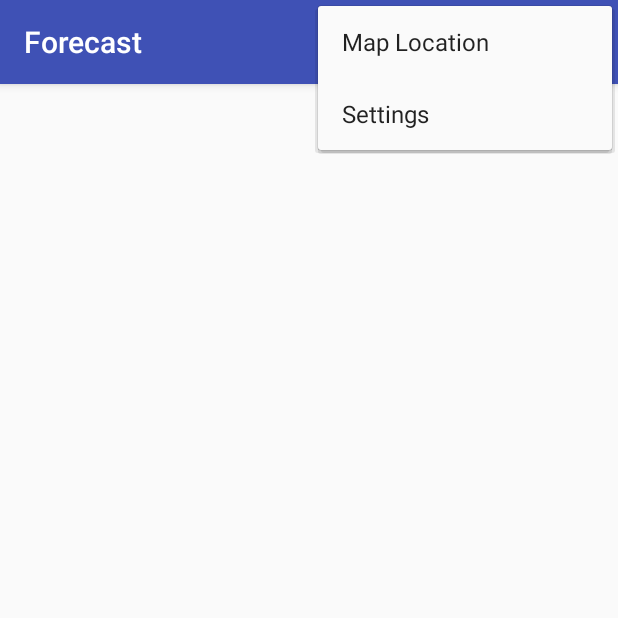
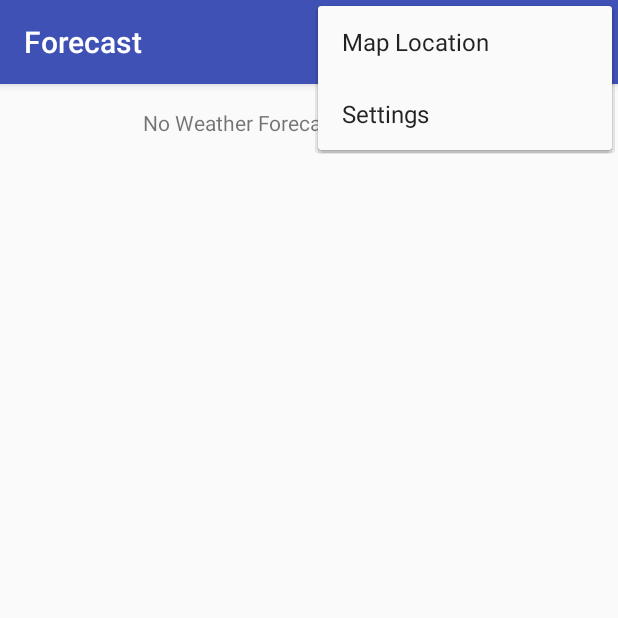
Before and after one commit to gitgik/Forecast, an Android app: the MainActivity screen opened directly, with no data from a screen before it, with the options menu open, on a phone screen of 412 x 824 dp, the top half of it. Run offline under Robolectric (Android 15) with nearby library versions, the phone set to English and light mode, and no system bars.

```diff
--- a/app/src/main/AndroidManifest.xml
+++ b/app/src/main/AndroidManifest.xml
@@ -9,6 +9,7 @@
     <uses-permission android:name="android.permission.READ_SYNC_SETTINGS"/>
     <uses-permission android:name="android.permission.WRITE_SYNC_SETTINGS"/>
     <uses-permission android:name="android.permission.AUTHENTICATE_ACCOUNTS"/>
+    <uses-permission android:name="android.permission.ACCESS_NETWORK_STATE" />
 
     <application
         android:allowBackup="true"
--- a/app/src/main/java/com/example/android/forecast/ForecastFragment.java
+++ b/app/src/main/java/com/example/android/forecast/ForecastFragment.java
@@ -152,6 +152,10 @@ public class ForecastFragment extends Fragment  implements LoaderManager.LoaderC
         // Get a reference to list view and attach the adapter to it.
         listView = (ListView) rootView.findViewById(R.id.listview_forecast);
 
+        View emptyView = rootView.findViewById(R.id.listview_forecast_empty);
+        listView.setEmptyView(emptyView);
+        listView.setAdapter(forecastAdapter);
+
 
         // Create our custom adapter.
         // Unlike simple cursor adapter: No need to define db columns it should be mapping
--- a/app/src/main/res/layout/fragment_main.xml
+++ b/app/src/main/res/layout/fragment_main.xml
@@ -12,4 +12,17 @@
         style="@style/ForecastListStyle">
     </ListView>
 
+    <!-- Empty list -->
+    <TextView
+        android:id="@+id/listview_forecast_empty"
+        android:layout_width="match_parent"
+        android:layout_height="match_parent"
+        android:gravity="center_horizontal"
+        android:paddingLeft="@dimen/activity_horizontal_margin"
+        android:paddingRight="@dimen/activity_horizontal_margin"
+        android:paddingTop="@dimen/activity_vertical_margin"
+        android:paddingBottom="@dimen/activity_vertical_margin"
+        android:text="@string/empty_forecast"
+        />
+
 </FrameLayout>
--- a/app/src/main/res/values/strings.xml
+++ b/app/src/main/res/values/strings.xml
@@ -5,6 +5,12 @@
     <string name="action_settings">Settings</string>
     <string name="title_activity_detail">Details</string>
     <string name="title_activity_settings">Settings</string>
+
+    <!-- Label for empty string -->
+    <string name="empty_forecast">No Weather Forecast Info Available.</string>
+
+    <!-- Label for no internet connectivity -->
+    <string name="no_internet">You have no internet connection to fetch weather data.</string>
 
     <!-- Label for location preference -->
     <string name="pref_location_lable">Location</string>
```
Also changed, not shown: app/src/main/java/com/example/android/forecast/Utility.java (+11 -0 lines).
